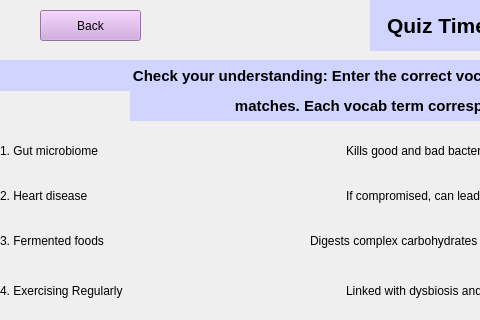
University-of-Utah-CS3505/a9-edu-app-f24-00Calvin00, file A8EduApp/quizmatchingwidget.ui: the form before one commit; both pictures show x 0 to 480 and y 0 to 320 of the 997 by 615 pixel window.
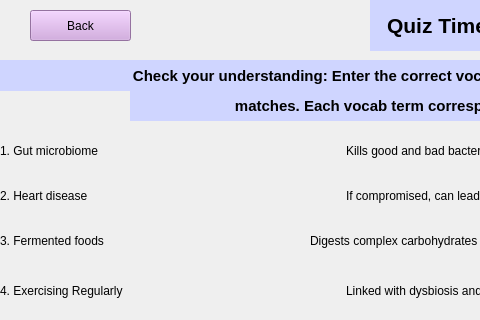
The form after the commit.

Diff of the .ui file:
```diff
--- a/A8EduApp/quizmatchingwidget.ui
+++ b/A8EduApp/quizmatchingwidget.ui
@@ -16,7 +16,7 @@
   <widget class="QPushButton" name="backToQuizHomeButton">
    <property name="geometry">
     <rect>
-     <x>40</x>
+     <x>30</x>
      <y>10</y>
      <width>101</width>
      <height>31</height>
```
